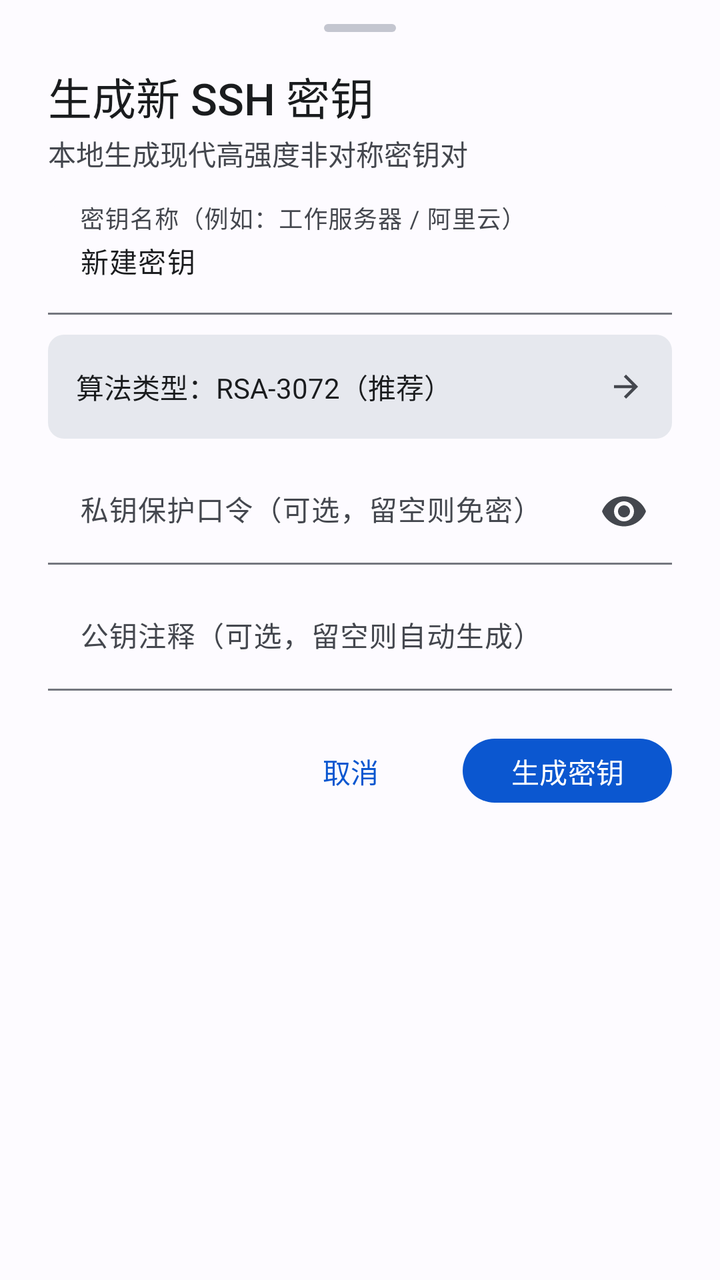
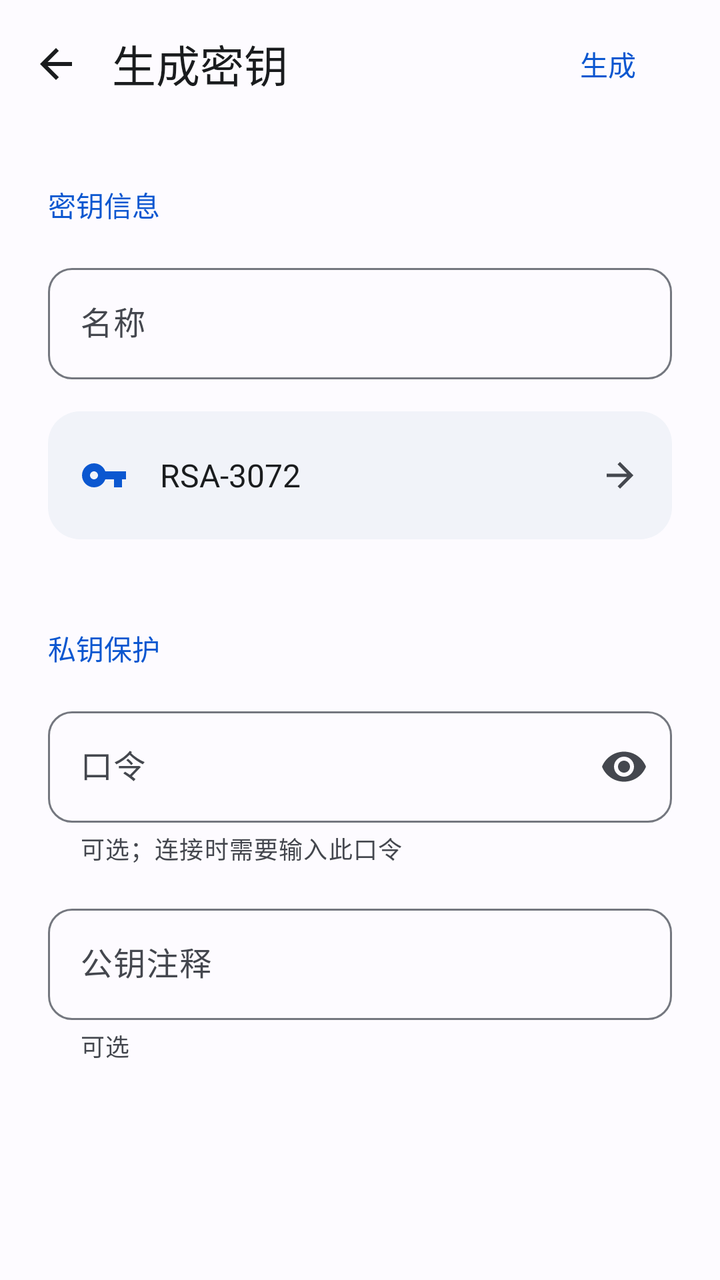

Screens rendered from an Android XML layout before and after an edit, with the pre-edit source and the edit as a unified diff.
<!-- AndroidManifest.xml: application theme AppTheme -->
<!-- res/layout/dialog_generate_key.xml -->
<?xml version="1.0" encoding="utf-8"?>
<LinearLayout
    xmlns:android="http://schemas.android.com/apk/res/android"
    xmlns:app="http://schemas.android.com/apk/res-auto"
    android:layout_width="match_parent"
    android:layout_height="wrap_content"
    android:orientation="vertical"
    android:paddingStart="24dp"
    android:paddingTop="12dp"
    android:paddingEnd="24dp"
    android:paddingBottom="24dp">

    
    <View
        android:layout_width="36dp"
        android:layout_height="4dp"
        android:layout_gravity="center_horizontal"
        android:layout_marginBottom="16dp"
        android:background="@drawable/bg_drag_handle" />

    <TextView
        android:layout_width="match_parent"
        android:layout_height="wrap_content"
        android:text="生成新 SSH 密钥"
        android:textColor="?attr/colorOnSurface"
        android:textSize="22sp"
        android:fontFamily="sans-serif-medium" />

    <TextView
        android:layout_width="match_parent"
        android:layout_height="wrap_content"
        android:layout_marginTop="2dp"
        android:layout_marginBottom="16dp"
        android:text="本地生成现代高强度非对称密钥对"
        android:textColor="?attr/colorOnSurfaceVariant"
        android:textSize="14sp" />

    
    <com.google.android.material.textfield.TextInputLayout
        android:layout_width="match_parent"
        android:layout_height="wrap_content"
        android:layout_marginBottom="10dp"
        android:hint="密钥名称（例如：工作服务器 / 阿里云）"
        app:boxBackgroundMode="filled">

        <com.google.android.material.textfield.TextInputEditText
            android:id="@+id/et_gen_key_name"
            android:layout_width="match_parent"
            android:layout_height="wrap_content"
            android:inputType="text"
            android:text="新建密钥"
            android:textColor="?attr/colorOnSurface"
            android:textSize="14sp" />
    </com.google.android.material.textfield.TextInputLayout>

    
    <LinearLayout
        android:id="@+id/layout_select_gen_type"
        android:layout_width="match_parent"
        android:layout_height="52dp"
        android:layout_marginBottom="10dp"
        android:background="@drawable/bg_chip_tag"
        android:backgroundTint="?attr/colorSurfaceContainerHighest"
        android:gravity="center_vertical"
        android:paddingStart="14dp"
        android:paddingEnd="14dp"
        android:clickable="true"
        android:focusable="true"
        android:foreground="?attr/selectableItemBackground">

        <TextView
            android:id="@+id/tv_gen_key_type"
            android:layout_width="0dp"
            android:layout_height="wrap_content"
            android:layout_weight="1"
            android:text="算法类型：RSA-3072（推荐）"
            android:textColor="?attr/colorOnSurface"
            android:textSize="14sp" />

        <ImageView
            android:layout_width="18dp"
            android:layout_height="18dp"
            android:src="@drawable/ic_arrow_forward"
            app:tint="?attr/colorOnSurfaceVariant" />
    </LinearLayout>

    
    <com.google.android.material.textfield.TextInputLayout
        android:layout_width="match_parent"
        android:layout_height="wrap_content"
        android:layout_marginBottom="10dp"
        android:hint="私钥保护口令（可选，留空则免密）"
        app:boxBackgroundMode="filled"
        app:endIconMode="password_toggle"
        app:endIconTint="?attr/colorOnSurfaceVariant">

        <com.google.android.material.textfield.TextInputEditText
            android:id="@+id/et_gen_key_pass"
            android:layout_width="match_parent"
            android:layout_height="wrap_content"
            android:inputType="textPassword"
            android:textColor="?attr/colorOnSurface"
            android:textSize="14sp" />
    </com.google.android.material.textfield.TextInputLayout>

    
    <com.google.android.material.textfield.TextInputLayout
        android:layout_width="match_parent"
        android:layout_height="wrap_content"
        android:hint="公钥注释（可选，留空则自动生成）"
        app:boxBackgroundMode="filled">

        <com.google.android.material.textfield.TextInputEditText
            android:id="@+id/et_gen_key_comment"
            android:layout_width="match_parent"
            android:layout_height="wrap_content"
            android:inputType="text"
            android:textColor="?attr/colorOnSurface"
            android:textSize="14sp" />
    </com.google.android.material.textfield.TextInputLayout>

    
    <LinearLayout
        android:layout_width="match_parent"
        android:layout_height="wrap_content"
        android:layout_marginTop="20dp"
        android:gravity="end"
        android:orientation="horizontal">

        <com.google.android.material.button.MaterialButton
            android:id="@+id/btn_cancel_gen"
            style="@style/Widget.Material3.Button.TextButton"
            android:layout_width="wrap_content"
            android:layout_height="40dp"
            android:text="取消" />

        <com.google.android.material.button.MaterialButton
            android:id="@+id/btn_confirm_gen"
            style="@style/Widget.Material3.Button"
            android:layout_width="wrap_content"
            android:layout_height="40dp"
            android:layout_marginStart="12dp"
            android:text="生成密钥" />
    </LinearLayout>

</LinearLayout>
<!-- resources referenced by this layout -->
<resources>
  <!-- drawable bg_chip_tag (drawable) -->
  <?xml version="1.0" encoding="utf-8"?>
  <shape xmlns:android="http://schemas.android.com/apk/res/android"
      android:shape="rectangle">
      <corners android:radius="8dp" />
      <solid android:color="?attr/colorSurfaceContainerHighest" />
      <padding android:left="8dp" android:top="3dp" android:right="8dp" android:bottom="3dp" />
  </shape>
  <!-- drawable bg_drag_handle (drawable) -->
  <?xml version="1.0" encoding="utf-8"?>
  <shape xmlns:android="http://schemas.android.com/apk/res/android"
      android:shape="rectangle">
      <corners android:radius="3dp" />
      <solid android:color="?attr/colorOutlineVariant" />
      <size android:width="36dp" android:height="4dp" />
  </shape>
  <style name="AppTheme" parent="Theme.Material3.DayNight.NoActionBar">
          <item name="colorPrimary">@color/md_theme_primary</item>
          <item name="colorOnPrimary">@color/md_theme_onPrimary</item>
          <item name="colorPrimaryContainer">@color/md_theme_primaryContainer</item>
          <item name="colorOnPrimaryContainer">@color/md_theme_onPrimaryContainer</item>
  
          <item name="colorSecondary">@color/md_theme_secondary</item>
          <item name="colorOnSecondary">@color/md_theme_onSecondary</item>
          <item name="colorSecondaryContainer">@color/md_theme_secondaryContainer</item>
          <item name="colorOnSecondaryContainer">@color/md_theme_onSecondaryContainer</item>
  
          <item name="colorTertiary">@color/md_theme_tertiary</item>
          <item name="colorOnTertiary">@color/md_theme_onTertiary</item>
          <item name="colorTertiaryContainer">@color/md_theme_tertiaryContainer</item>
          <item name="colorOnTertiaryContainer">@color/md_theme_onTertiaryContainer</item>
  
          <item name="colorError">@color/md_theme_error</item>
          <item name="colorOnError">@color/md_theme_onError</item>
          <item name="colorErrorContainer">@color/md_theme_errorContainer</item>
          <item name="colorOnErrorContainer">@color/md_theme_onErrorContainer</item>
  
          <item name="colorSurface">@color/md_theme_surface</item>
          <item name="colorOnSurface">@color/md_theme_onSurface</item>
          <item name="colorSurfaceVariant">@color/md_theme_surfaceVariant</item>
          <item name="colorOnSurfaceVariant">@color/md_theme_onSurfaceVariant</item>
          <item name="colorSurfaceContainerLowest">@color/md_theme_surfaceContainerLowest</item>
          <item name="colorSurfaceContainerLow">@color/md_theme_surfaceContainerLow</item>
          <item name="colorSurfaceContainer">@color/md_theme_surfaceContainer</item>
          <item name="colorSurfaceContainerHigh">@color/md_theme_surfaceContainerHigh</item>
          <item name="colorSurfaceContainerHighest">@color/md_theme_surfaceContainerHighest</item>
          <item name="colorOnBackground">@color/md_theme_onBackground</item>
          <item name="colorOutline">@color/md_theme_outline</item>
          <item name="colorOutlineVariant">@color/md_theme_outlineVariant</item>
  
          <item name="android:windowBackground">@color/md_theme_surface</item>
          <item name="android:statusBarColor">@android:color/transparent</item>
          <item name="android:navigationBarColor">@android:color/transparent</item>
  
          <item name="bottomSheetDialogTheme">@style/PixelBottomSheetDialogTheme</item>
          <item name="materialAlertDialogTheme">@style/PixelAlertDialogTheme</item>
      </style>
  <!-- unchanged entries left out for length: 34 -->
</resources>

<!-- the commit's change to res/layout/dialog_generate_key.xml (unified diff, before → after) -->
@@ -3,144 +3,148 @@
     xmlns:android="http://schemas.android.com/apk/res/android"
     xmlns:app="http://schemas.android.com/apk/res-auto"
     android:layout_width="match_parent"
-    android:layout_height="wrap_content"
+    android:layout_height="match_parent"
     android:orientation="vertical"
-    android:paddingStart="24dp"
-    android:paddingTop="12dp"
-    android:paddingEnd="24dp"
-    android:paddingBottom="24dp">
-
-    
-    <View
-        android:layout_width="36dp"
-        android:layout_height="4dp"
-        android:layout_gravity="center_horizontal"
-        android:layout_marginBottom="16dp"
-        android:background="@drawable/bg_drag_handle" />
-
-    <TextView
-        android:layout_width="match_parent"
-        android:layout_height="wrap_content"
-        android:text="生成新 SSH 密钥"
-        android:textColor="?attr/colorOnSurface"
-        android:textSize="22sp"
-        android:fontFamily="sans-serif-medium" />
-
-    <TextView
-        android:layout_width="match_parent"
-        android:layout_height="wrap_content"
-        android:layout_marginTop="2dp"
-        android:layout_marginBottom="16dp"
-        android:text="本地生成现代高强度非对称密钥对"
-        android:textColor="?attr/colorOnSurfaceVariant"
-        android:textSize="14sp" />
-
-    
-    <com.google.android.material.textfield.TextInputLayout
-        android:layout_width="match_parent"
-        android:layout_height="wrap_content"
-        android:layout_marginBottom="10dp"
-        android:hint="密钥名称（例如：工作服务器 / 阿里云）"
-        app:boxBackgroundMode="filled">
-
-        <com.google.android.material.textfield.TextInputEditText
-            android:id="@+id/et_gen_key_name"
-            android:layout_width="match_parent"
-            android:layout_height="wrap_content"
-            android:inputType="text"
-            android:text="新建密钥"
-            android:textColor="?attr/colorOnSurface"
-            android:textSize="14sp" />
-    </com.google.android.material.textfield.TextInputLayout>
-
-    
-    <LinearLayout
-        android:id="@+id/layout_select_gen_type"
-        android:layout_width="match_parent"
-        android:layout_height="52dp"
-        android:layout_marginBottom="10dp"
-        android:background="@drawable/bg_chip_tag"
-        android:backgroundTint="?attr/colorSurfaceContainerHighest"
-        android:gravity="center_vertical"
-        android:paddingStart="14dp"
-        android:paddingEnd="14dp"
-        android:clickable="true"
-        android:focusable="true"
-        android:foreground="?attr/selectableItemBackground">
-
-        <TextView
-            android:id="@+id/tv_gen_key_type"
-            android:layout_width="0dp"
-            android:layout_height="wrap_content"
-            android:layout_weight="1"
-            android:text="算法类型：RSA-3072（推荐）"
-            android:textColor="?attr/colorOnSurface"
-            android:textSize="14sp" />
-
-        <ImageView
-            android:layout_width="18dp"
-            android:layout_height="18dp"
-            android:src="@drawable/ic_arrow_forward"
-            app:tint="?attr/colorOnSurfaceVariant" />
-    </LinearLayout>
-
-    
-    <com.google.android.material.textfield.TextInputLayout
-        android:layout_width="match_parent"
-        android:layout_height="wrap_content"
-        android:layout_marginBottom="10dp"
-        android:hint="私钥保护口令（可选，留空则免密）"
-        app:boxBackgroundMode="filled"
-        app:endIconMode="password_toggle"
-        app:endIconTint="?attr/colorOnSurfaceVariant">
-
-        <com.google.android.material.textfield.TextInputEditText
-            android:id="@+id/et_gen_key_pass"
-            android:layout_width="match_parent"
-            android:layout_height="wrap_content"
-            android:inputType="textPassword"
-            android:textColor="?attr/colorOnSurface"
-            android:textSize="14sp" />
-    </com.google.android.material.textfield.TextInputLayout>
-
-    
-    <com.google.android.material.textfield.TextInputLayout
-        android:layout_width="match_parent"
-        android:layout_height="wrap_content"
-        android:hint="公钥注释（可选，留空则自动生成）"
-        app:boxBackgroundMode="filled">
-
-        <com.google.android.material.textfield.TextInputEditText
-            android:id="@+id/et_gen_key_comment"
-            android:layout_width="match_parent"
-            android:layout_height="wrap_content"
-            android:inputType="text"
-            android:textColor="?attr/colorOnSurface"
-            android:textSize="14sp" />
-    </com.google.android.material.textfield.TextInputLayout>
-
-    
+    android:background="?attr/colorSurface"
+    android:fitsSystemWindows="true">
     <LinearLayout
         android:layout_width="match_parent"
         android:layout_height="wrap_content"
-        android:layout_marginTop="20dp"
-        android:gravity="end"
-        android:orientation="horizontal">
-
+        android:minHeight="64dp"
+        android:gravity="center_vertical"
+        android:paddingEnd="12dp">
+        <ImageButton
+            android:id="@+id/btn_cancel_gen"
+            android:layout_width="56dp"
+            android:layout_height="56dp"
+            android:background="?attr/selectableItemBackgroundBorderless"
+            android:padding="16dp"
+            android:src="@drawable/ic_arrow_back"
+            app:tint="?attr/colorOnSurface"
+            android:contentDescription="@string/navigate_back" />
+        <TextView
+            android:layout_width="0dp"
+            android:layout_height="wrap_content"
+            android:text="@string/generate_title"
+            android:textSize="22sp"
+            android:textColor="?attr/colorOnSurface"
+            android:id="@+id/tv_dialog_title"
+            android:layout_weight="1" />
         <com.google.android.material.button.MaterialButton
-            android:id="@+id/btn_cancel_gen"
+            android:id="@+id/btn_confirm_gen"
             style="@style/Widget.Material3.Button.TextButton"
             android:layout_width="wrap_content"
-            android:layout_height="40dp"
-            android:text="取消" />
-
-        <com.google.android.material.button.MaterialButton
-            android:id="@+id/btn_confirm_gen"
-            style="@style/Widget.Material3.Button"
-            android:layout_width="wrap_content"
-            android:layout_height="40dp"
-            android:layout_marginStart="12dp"
-            android:text="生成密钥" />
+            android:layout_height="wrap_content"
+            android:minHeight="48dp"
+            android:text="@string/generate_action" />
     </LinearLayout>
-
+    <androidx.core.widget.NestedScrollView
+        android:layout_width="match_parent"
+        android:layout_height="0dp"
+        android:layout_weight="1"
+        android:fillViewport="true"
+        android:clipToPadding="false">
+        <LinearLayout
+            android:layout_width="match_parent"
+            android:layout_height="wrap_content"
+            android:orientation="vertical"
+            android:paddingStart="24dp"
+            android:paddingEnd="24dp"
+            android:paddingBottom="32dp">
+            <TextView
+                android:layout_width="match_parent"
+                android:layout_height="wrap_content"
+                android:text="@string/key_info"
+                android:textSize="14sp"
+                android:textColor="?attr/colorPrimary"
+                android:paddingTop="28dp"
+                android:paddingBottom="16dp"
+                android:fontFamily="sans-serif-medium" />
+            <com.google.android.material.textfield.TextInputLayout
+                style="@style/Widget.Baka.TextField"
+                android:layout_width="match_parent"
+                android:layout_height="wrap_content"
+                android:layout_marginBottom="16dp"
+                android:hint="@string/name">
+                <com.google.android.material.textfield.TextInputEditText
+                    android:id="@+id/et_gen_key_name"
+                    android:layout_width="match_parent"
+                    android:layout_height="wrap_content"
+                    android:inputType="text"
+                    android:textSize="16sp" />
+            </com.google.android.material.textfield.TextInputLayout>
+            <LinearLayout
+                android:id="@+id/layout_select_gen_type"
+                android:layout_width="match_parent"
+                android:layout_height="wrap_content"
+                android:minHeight="64dp"
+                android:layout_marginBottom="16dp"
+                android:background="@drawable/bg_setting_row"
+                android:foreground="?attr/selectableItemBackground"
+                android:clickable="true"
+                android:focusable="true"
+                android:gravity="center_vertical"
+                android:padding="16dp">
+                <ImageView
+                    android:layout_width="24dp"
+                    android:layout_height="24dp"
+                    android:src="@drawable/ic_key"
+                    app:tint="?attr/colorPrimary"
+                    android:contentDescription="@null" />
+                <TextView
+                    android:layout_width="0dp"
+                    android:layout_height="wrap_content"
+                    android:text="@string/default_key_algorithm"
+                    android:textSize="16sp"
+                    android:textColor="?attr/colorOnSurface"
+                    android:id="@+id/tv_gen_key_type"
+                    android:layout_weight="1"
+                    android:layout_marginStart="16dp" />
+                <ImageView
+                    android:layout_width="20dp"
+                    android:layout_height="20dp"
+                    android:src="@drawable/ic_arrow_forward"
+                    app:tint="?attr/colorOnSurfaceVariant"
+                    android:contentDescription="@null" />
+            </LinearLayout>
+            <TextView
+                android:layout_width="match_parent"
+                android:layout_height="wrap_content"
+                android:text="@string/key_protection"
+                android:textSize="14sp"
+                android:textColor="?attr/colorPrimary"
+                android:paddingTop="28dp"
+                android:paddingBottom="16dp"
+                android:fontFamily="sans-serif-medium" />
+            <com.google.android.material.textfield.TextInputLayout
+                style="@style/Widget.Baka.TextField"
+                android:layout_width="match_parent"
+                android:layout_height="wrap_content"
+                android:layout_marginBottom="16dp"
+                android:hint="@string/passphrase"
+                app:helperText="@string/generate_passphrase_help"
+                app:endIconMode="password_toggle">
+                <com.google.android.material.textfield.TextInputEditText
+                    android:id="@+id/et_gen_key_pass"
+                    android:layout_width="match_parent"
+                    android:layout_height="wrap_content"
+                    android:inputType="textPassword"
+                    android:textSize="16sp" />
+            </com.google.android.material.textfield.TextInputLayout>
+            <com.google.android.material.textfield.TextInputLayout
+                style="@style/Widget.Baka.TextField"
+                android:layout_width="match_parent"
+                android:layout_height="wrap_content"
+                android:layout_marginBottom="16dp"
+                android:hint="@string/key_comment"
+                app:helperText="@string/optional">
+                <com.google.android.material.textfield.TextInputEditText
+                    android:id="@+id/et_gen_key_comment"
+                    android:layout_width="match_parent"
+                    android:layout_height="wrap_content"
+                    android:inputType="text"
+                    android:textSize="16sp" />
+            </com.google.android.material.textfield.TextInputLayout>
+        </LinearLayout>
+    </androidx.core.widget.NestedScrollView>
 </LinearLayout>
<!-- resource entries referenced after the edit -->
@@ -1,22 +1,38 @@
 <!-- resources referenced by this layout -->
 <resources>
-  <!-- drawable bg_chip_tag (drawable) -->
-  <?xml version="1.0" encoding="utf-8"?>
-  <shape xmlns:android="http://schemas.android.com/apk/res/android"
-      android:shape="rectangle">
-      <corners android:radius="8dp" />
-      <solid android:color="?attr/colorSurfaceContainerHighest" />
-      <padding android:left="8dp" android:top="3dp" android:right="8dp" android:bottom="3dp" />
-  </shape>
-  <!-- drawable bg_drag_handle (drawable) -->
-  <?xml version="1.0" encoding="utf-8"?>
-  <shape xmlns:android="http://schemas.android.com/apk/res/android"
-      android:shape="rectangle">
-      <corners android:radius="3dp" />
-      <solid android:color="?attr/colorOutlineVariant" />
-      <size android:width="36dp" android:height="4dp" />
-  </shape>
-  <style name="AppTheme" parent="Theme.Material3.DayNight.NoActionBar">
+  <!-- drawable bg_setting_row (drawable) -->
+  <shape xmlns:android="http://schemas.android.com/apk/res/android" xmlns:app="http://schemas.android.com/apk/res-auto"><solid android:color="?attr/colorSurfaceContainer"/><corners android:radius="16dp"/></shape>
+  <!-- drawable ic_arrow_back (drawable) -->
+  <vector xmlns:android="http://schemas.android.com/apk/res/android" xmlns:app="http://schemas.android.com/apk/res-auto" android:width="24dp" android:height="24dp" android:viewportWidth="24" android:viewportHeight="24"><path android:fillColor="#FFFFFFFF" android:pathData="M20,11H7.83l5.59,-5.59L12,4l-8,8 8,8 1.42,-1.41L7.83,13H20z"/></vector>
+  <!-- drawable ic_key (drawable) -->
+  <vector xmlns:android="http://schemas.android.com/apk/res/android"
+      android:width="24dp"
+      android:height="24dp"
+      android:viewportWidth="24"
+      android:viewportHeight="24">
+      <path
+          android:fillColor="@color/md_theme_onSurfaceVariant"
+          android:pathData="M12.65,10C11.83,7.67 9.61,6 7,6c-3.31,0 -6,2.69 -6,6s2.69,6 6,6c2.61,0 4.83,-1.67 5.65,-4H17v4h4v-4h2v-4H12.65zM7,14c-1.1,0 -2,-0.9 -2,-2s0.9,-2 2,-2 2,0.9 2,2 -0.9,2 -2,2z" />
+  </vector>
+  <string name="default_key_algorithm" translatable="false">RSA-3072</string>
+  <string name="generate_action">生成</string>
+  <string name="generate_passphrase_help">可选；连接时需要输入此口令</string>
+  <string name="generate_title">生成密钥</string>
+  <string name="key_comment">公钥注释</string>
+  <string name="key_info">密钥信息</string>
+  <string name="key_protection">私钥保护</string>
+  <string name="name">名称</string>
+  <string name="navigate_back">返回</string>
+  <string name="optional">可选</string>
+  <string name="passphrase">口令</string>
+  <style name="Widget.Baka.TextField" parent="Widget.Material3.TextInputLayout.OutlinedBox">
+          <item name="boxCornerRadiusTopStart">12dp</item>
+          <item name="boxCornerRadiusTopEnd">12dp</item>
+          <item name="boxCornerRadiusBottomStart">12dp</item>
+          <item name="boxCornerRadiusBottomEnd">12dp</item>
+      </style>
+  <style name="AppTheme" parent="BaseAppTheme" />
+  <style name="BaseAppTheme" parent="Theme.Material3.DayNight.NoActionBar">
           <item name="colorPrimary">@color/md_theme_primary</item>
           <item name="colorOnPrimary">@color/md_theme_onPrimary</item>
           <item name="colorPrimaryContainer">@color/md_theme_primaryContainer</item>
@@ -50,13 +66,15 @@
           <item name="colorOutline">@color/md_theme_outline</item>
           <item name="colorOutlineVariant">@color/md_theme_outlineVariant</item>
   
-          <item name="android:windowBackground">@color/md_theme_surface</item>
+          <item name="android:windowLightStatusBar">@bool/light_system_bars</item>
+          <item name="android:windowBackground">?attr/colorSurface</item>
           <item name="android:statusBarColor">@android:color/transparent</item>
-          <item name="android:navigationBarColor">@android:color/transparent</item>
+          <item name="android:navigationBarColor">@color/term_surface</item>
   
           <item name="bottomSheetDialogTheme">@style/PixelBottomSheetDialogTheme</item>
           <item name="materialAlertDialogTheme">@style/PixelAlertDialogTheme</item>
       </style>
+  <color name="term_surface">#111318</color>
   <!-- unchanged entries left out for length: 34 -->
 </resources>
 
